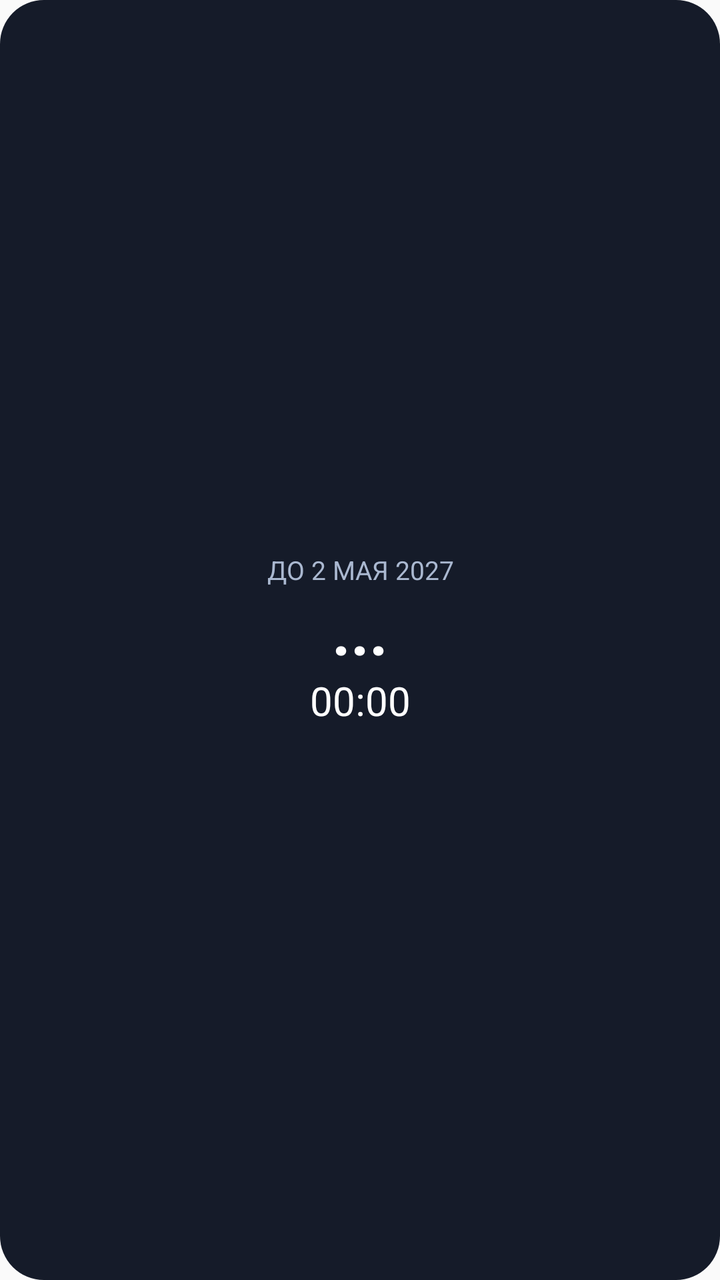
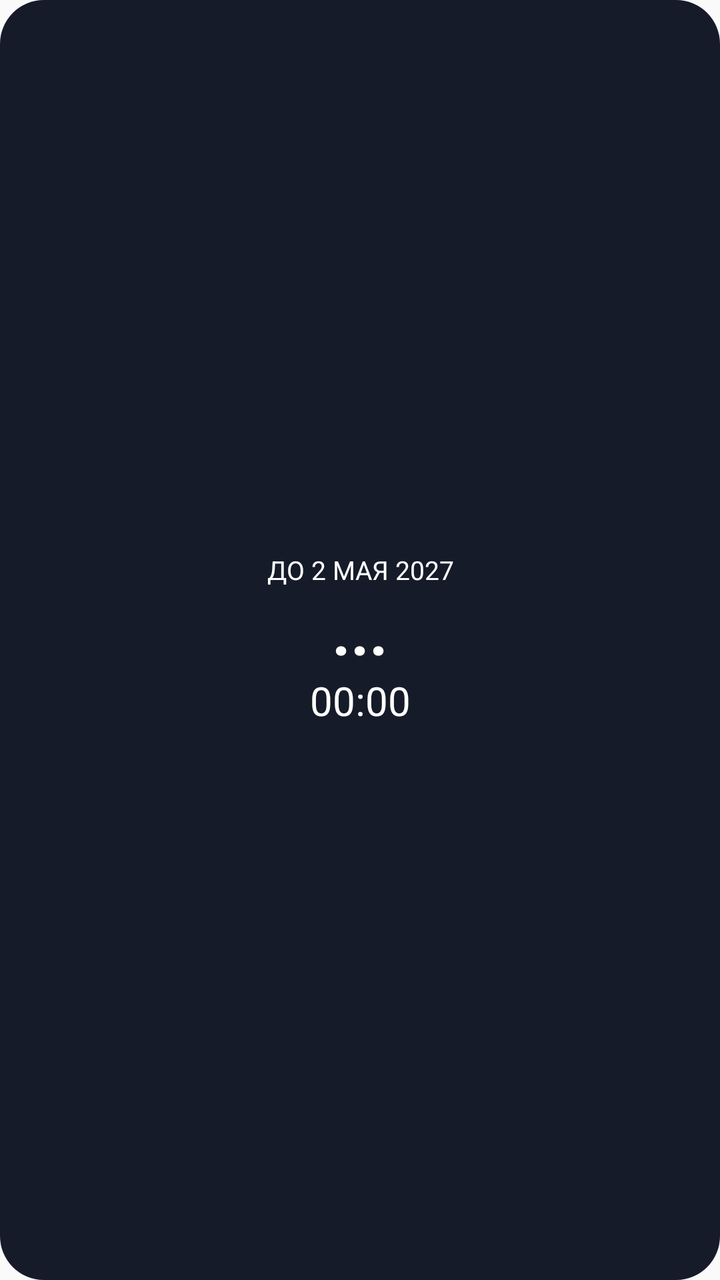

An Android layout rendered at two revisions. The XML below is the earlier revision; the diff shows what the commit changed to produce the second picture.
<!-- AndroidManifest.xml: application theme android:Theme.Material.Light.NoActionBar -->
<!-- res/layout/widget.xml -->
<LinearLayout xmlns:android="http://schemas.android.com/apk/res/android" android:id="@+id/root" android:layout_width="match_parent" android:layout_height="match_parent" android:orientation="vertical" android:gravity="center" android:padding="12dp" android:background="@drawable/bg">
<TextView android:id="@+id/title" android:layout_width="match_parent" android:layout_height="wrap_content" android:gravity="center" android:text="ДО 2 МАЯ 2027" android:textColor="#AAB8D0" android:textSize="13sp" android:maxLines="1"/>
<TextView android:id="@+id/days" android:layout_width="match_parent" android:layout_height="wrap_content" android:gravity="center" android:text="..." android:textColor="#FFFFFF" android:textStyle="bold" android:textSize="32sp"/>
<Chronometer android:id="@+id/timer" android:layout_width="match_parent" android:layout_height="wrap_content" android:gravity="center" android:textColor="#FFFFFF" android:textSize="20sp" android:format="%s" android:countDown="true"/>
</LinearLayout>
<!-- resources referenced by this layout -->
<resources>
  <!-- drawable bg (drawable) -->
  <shape xmlns:android="http://schemas.android.com/apk/res/android" android:shape="rectangle"><solid android:color="#151B29"/><corners android:radius="22dp"/></shape>
</resources>

<!-- the commit's change to res/layout/widget.xml (unified diff, before → after) -->
@@ -1,5 +1,7 @@
-<LinearLayout xmlns:android="http://schemas.android.com/apk/res/android" android:id="@+id/root" android:layout_width="match_parent" android:layout_height="match_parent" android:orientation="vertical" android:gravity="center" android:padding="12dp" android:background="@drawable/bg">
-<TextView android:id="@+id/title" android:layout_width="match_parent" android:layout_height="wrap_content" android:gravity="center" android:text="ДО 2 МАЯ 2027" android:textColor="#AAB8D0" android:textSize="13sp" android:maxLines="1"/>
-<TextView android:id="@+id/days" android:layout_width="match_parent" android:layout_height="wrap_content" android:gravity="center" android:text="..." android:textColor="#FFFFFF" android:textStyle="bold" android:textSize="32sp"/>
-<Chronometer android:id="@+id/timer" android:layout_width="match_parent" android:layout_height="wrap_content" android:gravity="center" android:textColor="#FFFFFF" android:textSize="20sp" android:format="%s" android:countDown="true"/>
-</LinearLayout>
+<FrameLayout xmlns:android="http://schemas.android.com/apk/res/android" android:id="@+id/root" android:layout_width="match_parent" android:layout_height="match_parent" android:background="@drawable/bg">
+<ImageView android:id="@+id/backdrop" android:layout_width="match_parent" android:layout_height="match_parent" android:scaleType="centerCrop" android:contentDescription="Фон"/>
+<LinearLayout android:layout_width="match_parent" android:layout_height="match_parent" android:orientation="vertical" android:gravity="center" android:padding="12dp">
+<TextView android:id="@+id/title" android:layout_width="match_parent" android:layout_height="wrap_content" android:gravity="center" android:fontFamily="sans" android:text="ДО 2 МАЯ 2027" android:textColor="#FFFFFF" android:textSize="13sp" android:maxLines="1"/>
+<TextView android:id="@+id/days" android:layout_width="match_parent" android:layout_height="wrap_content" android:gravity="center" android:fontFamily="sans" android:text="..." android:textColor="#FFFFFF" android:textStyle="bold" android:textSize="32sp"/>
+<Chronometer android:id="@+id/timer" android:layout_width="match_parent" android:layout_height="wrap_content" android:gravity="center" android:fontFamily="sans" android:textColor="#FFFFFF" android:textSize="20sp" android:countDown="true"/>
+</LinearLayout></FrameLayout>
